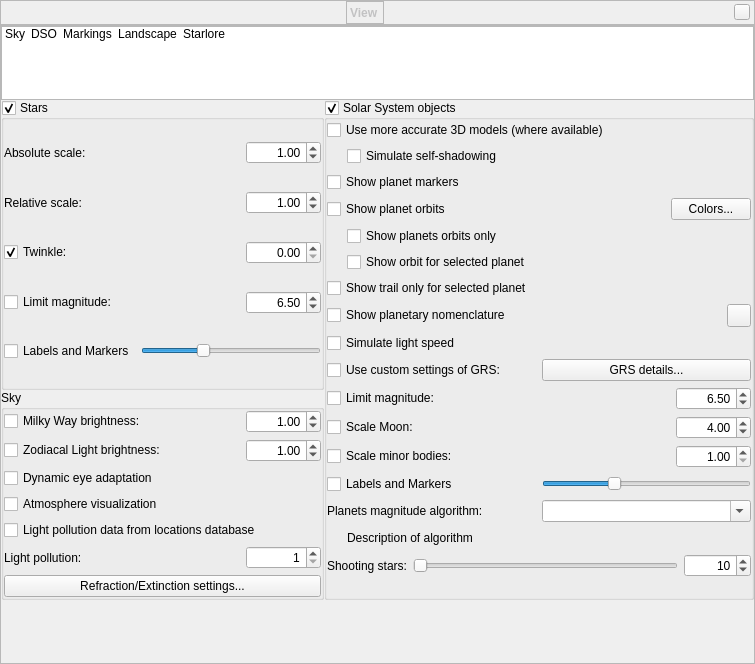
This is src/gui/viewDialog.ui in 519984307/stellarium_src as Qt 5 draws it before an edit. The edited form follows.
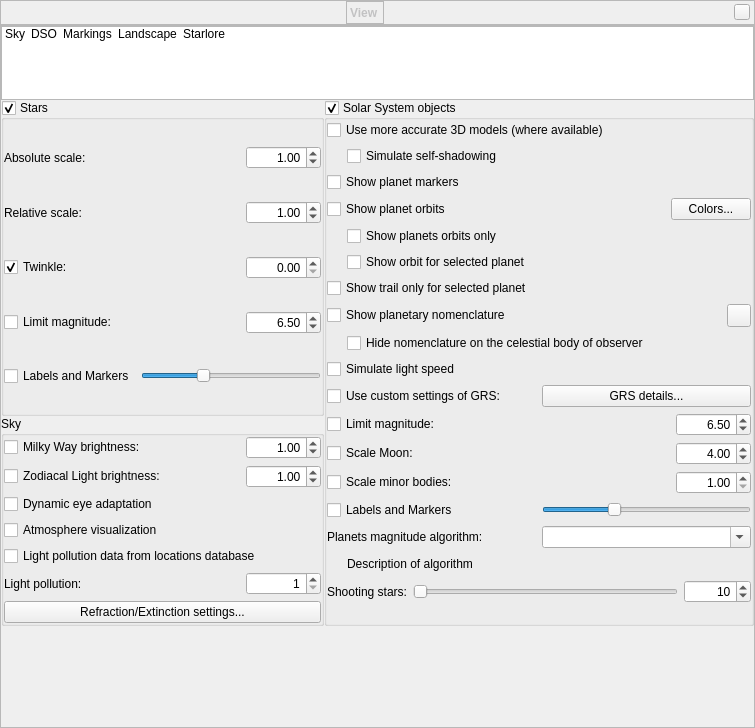
This is the edited form. Icons and pictures are not drawn. Custom widgets are drawn as their Qt base class.

Commit message: Let's allow to hide nomenclature on the celestial body of observer

```diff
--- a/src/gui/viewDialog.ui
+++ b/src/gui/viewDialog.ui
@@ -7,7 +7,7 @@
     <x>0</x>
     <y>0</y>
     <width>755</width>
-    <height>664</height>
+    <height>728</height>
    </rect>
   </property>
   <property name="font">
@@ -763,17 +763,7 @@
              <property name="bottomMargin">
               <number>0</number>
              </property>
-             <item row="10" column="0">
-              <widget class="QCheckBox" name="planetLightSpeedCheckBox">
-               <property name="toolTip">
-                <string>Activate this option to simulate the effect of real speed of light (recommended).</string>
-               </property>
-               <property name="text">
-                <string>Simulate light speed</string>
-               </property>
-              </widget>
-             </item>
-             <item row="11" column="0">
+             <item row="12" column="0">
               <layout class="QHBoxLayout" name="horizontalLayout_15">
                <item>
                 <widget class="QCheckBox" name="customGrsSettingsCheckBox">
@@ -791,7 +781,17 @@
                </item>
               </layout>
              </item>
-             <item row="19" column="0">
+             <item row="0" column="0">
+              <widget class="QCheckBox" name="planetUseObjModelsCheckBox">
+               <property name="toolTip">
+                <string/>
+               </property>
+               <property name="text">
+                <string>Use more accurate 3D models (where available)</string>
+               </property>
+              </widget>
+             </item>
+             <item row="20" column="0">
               <layout class="QGridLayout" name="gridLayout_6">
                <item row="0" column="0">
                 <widget class="QLabel" name="label_14">
@@ -880,6 +880,86 @@
                </item>
               </layout>
              </item>
+             <item row="2" column="0">
+              <widget class="QCheckBox" name="planetMarkerCheckBox">
+               <property name="text">
+                <string>Show planet markers</string>
+               </property>
+              </widget>
+             </item>
+             <item row="10" column="0">
+              <layout class="QHBoxLayout" name="horizontalLayout_13">
+               <item>
+                <spacer name="horizontalSpacer_9">
+                 <property name="orientation">
+                  <enum>Qt::Horizontal</enum>
+                 </property>
+                 <property name="sizeType">
+                  <enum>QSizePolicy::Fixed</enum>
+                 </property>
+                 <property name="sizeHint" stdset="0">
+                  <size>
+                   <width>20</width>
+                   <height>20</height>
+                  </size>
+                 </property>
+                </spacer>
+               </item>
+               <item>
+                <widget class="QCheckBox" name="hidePlanetNomenclatureCheckBox">
+                 <property name="text">
+                  <string>Hide nomenclature on the celestial body of observer</string>
+                 </property>
+                </widget>
+               </item>
+              </layout>
+             </item>
+             <item row="8" column="0">
+              <widget class="QCheckBox" name="planetIsolatedTrailsCheckBox">
+               <property name="toolTip">
+                <string>Deactivate this option if you want to see the trails for all Solar system bodies.</string>
+               </property>
+               <property name="text">
+                <string>Show trail only for selected planet</string>
+               </property>
+              </widget>
+             </item>
+             <item row="15" column="0">
+              <layout class="QHBoxLayout" name="scaleSelectedHorizontalLayout">
+               <item>
+                <widget class="QCheckBox" name="planetScaleMinorBodyCheckBox">
+                 <property name="text">
+                  <string>Scale minor bodies:</string>
+                 </property>
+                </widget>
+               </item>
+               <item>
+                <widget class="QDoubleSpinBox" name="minorBodyScaleFactor">
+                 <property name="maximumSize">
+                  <size>
+                   <width>75</width>
+                   <height>16777215</height>
+                  </size>
+                 </property>
+                 <property name="alignment">
+                  <set>Qt::AlignRight|Qt::AlignTrailing|Qt::AlignVCenter</set>
+                 </property>
+                 <property name="decimals">
+                  <number>2</number>
+                 </property>
+                 <property name="minimum">
+                  <double>1.000000000000000</double>
+                 </property>
+                 <property name="maximum">
+                  <double>100.000000000000000</double>
+                 </property>
+                 <property name="singleStep">
+                  <double>0.500000000000000</double>
+                 </property>
+                </widget>
+               </item>
+              </layout>
+             </item>
              <item row="3" column="0">
               <layout class="QHBoxLayout" name="horizontalLayout_16">
                <property name="bottomMargin">
@@ -923,64 +1003,163 @@
                </item>
               </layout>
              </item>
-             <item row="14" column="0">
-              <layout class="QHBoxLayout" name="scaleSelectedHorizontalLayout">
+             <item row="4" column="0">
+              <layout class="QHBoxLayout" name="horizontalLayout_12">
                <item>
-                <widget class="QCheckBox" name="planetScaleMinorBodyCheckBox">
-                 <property name="text">
-                  <string>Scale minor bodies:</string>
+                <spacer name="horizontalSpacer_8">
+                 <property name="orientation">
+                  <enum>Qt::Horizontal</enum>
                  </property>
-                </widget>
-               </item>
-               <item>
-                <widget class="QDoubleSpinBox" name="minorBodyScaleFactor">
-                 <property name="maximumSize">
+                 <property name="sizeType">
+                  <enum>QSizePolicy::Fixed</enum>
+                 </property>
+                 <property name="sizeHint" stdset="0">
                   <size>
-                   <width>75</width>
-                   <height>16777215</height>
+                   <width>20</width>
+                   <height>20</height>
                   </size>
                  </property>
-                 <property name="alignment">
-                  <set>Qt::AlignRight|Qt::AlignTrailing|Qt::AlignVCenter</set>
-                 </property>
-                 <property name="decimals">
-                  <number>2</number>
-                 </property>
-                 <property name="minimum">
-                  <double>1.000000000000000</double>
-                 </property>
-                 <property name="maximum">
-                  <double>100.000000000000000</double>
-                 </property>
-                 <property name="singleStep">
-                  <double>0.500000000000000</double>
+                </spacer>
+               </item>
+               <item>
+                <widget class="QCheckBox" name="planetOrbitOnlyCheckBox">
+                 <property name="text">
+                  <string>Show planets orbits only</string>
                  </property>
                 </widget>
                </item>
               </layout>
              </item>
              <item row="16" column="0">
-              <layout class="QHBoxLayout" name="horizontalLayout_6">
+              <layout class="QHBoxLayout" name="horizontalLayout_17">
                <item>
-                <widget class="QLabel" name="planetDetailsLabel">
+                <widget class="QCheckBox" name="planetLabelCheckBox">
                  <property name="text">
-                  <string>Planets magnitude algorithm:</string>
+                  <string>Labels and Markers</string>
                  </property>
                 </widget>
                </item>
                <item>
-                <widget class="QComboBox" name="planetMagnitudeAlgorithmComboBox">
-                 <property name="editable">
-                  <bool>true</bool>
+                <widget class="QSlider" name="planetsLabelsHorizontalSlider">
+                 <property name="sizePolicy">
+                  <sizepolicy hsizetype="Preferred" vsizetype="Fixed">
+                   <horstretch>0</horstretch>
+                   <verstretch>0</verstretch>
+                  </sizepolicy>
                  </property>
-                 <property name="insertPolicy">
-                  <enum>QComboBox::NoInsert</enum>
+                 <property name="minimumSize">
+                  <size>
+                   <width>180</width>
+                   <height>0</height>
+                  </size>
                  </property>
+                 <property name="value">
+                  <number>33</number>
+                 </property>
+                 <property name="orientation">
+                  <enum>Qt::Horizontal</enum>
+                 </property>
                 </widget>
                </item>
               </layout>
              </item>
-             <item row="17" column="0">
+             <item row="9" column="0">
+              <layout class="QHBoxLayout" name="horizontalLayout_9">
+               <item>
+                <widget class="QCheckBox" name="planetNomenclatureCheckBox">
+                 <property name="toolTip">
+                  <string>Show hints and labels for planetary features</string>
+                 </property>
+                 <property name="text">
+                  <string>Show planetary nomenclature</string>
+                 </property>
+                </widget>
+               </item>
+               <item>
+                <widget class="QToolButton" name="planetNomenclatureColor">
+                 <property name="toolTip">
+                  <string>Color of nomenclature labels</string>
+                 </property>
+                 <property name="text">
+                  <string/>
+                 </property>
+                </widget>
+               </item>
+              </layout>
+             </item>
+             <item row="5" column="0">
+              <layout class="QHBoxLayout" name="horizontalLayout_2">
+               <item>
+                <spacer name="horizontalSpacer_5">
+                 <property name="orientation">
+                  <enum>Qt::Horizontal</enum>
+                 </property>
+                 <property name="sizeType">
+                  <enum>QSizePolicy::Fixed</enum>
+                 </property>
+                 <property name="sizeHint" stdset="0">
+                  <size>
+                   <width>20</width>
+                   <height>20</height>
+                  </size>
+                 </property>
+                </spacer>
+               </item>
+               <item>
+                <widget class="QCheckBox" name="planetIsolatedOrbitCheckBox">
+                 <property name="toolTip">
+                  <string>Deactivate this option if you want to see orbit for selected planet and its moons.</string>
+                 </property>
+                 <property name="text">
+                  <string>Show orbit for selected planet</string>
+                 </property>
+                </widget>
+               </item>
+              </layout>
+             </item>
+             <item row="14" column="0">
+              <layout class="QHBoxLayout" name="horizontalLayout">
+               <item>
+                <widget class="QCheckBox" name="planetScaleMoonCheckBox">
+                 <property name="text">
+                  <string>Scale Moon:</string>
+                 </property>
+                </widget>
+               </item>
+               <item>
+                <widget class="QDoubleSpinBox" name="moonScaleFactor">
+                 <property name="maximumSize">
+                  <size>
+                   <width>75</width>
+                   <height>16777215</height>
+                  </size>
+                 </property>
+                 <property name="toolTip">
+                  <string>Scale factor</string>
+                 </property>
+                 <property name="alignment">
+                  <set>Qt::AlignRight|Qt::AlignTrailing|Qt::AlignVCenter</set>
+                 </property>
+                 <property name="decimals">
+                  <number>2</number>
+                 </property>
+                 <property name="minimum">
+                  <double>1.000000000000000</double>
+                 </property>
+                 <property name="maximum">
+                  <double>20.000000000000000</double>
+                 </property>
+                 <property name="singleStep">
+                  <double>0.100000000000000</double>
+                 </property>
+                 <property name="value">
+                  <double>4.000000000000000</double>
+                 </property>
+                </widget>
+               </item>
+              </layout>
+             </item>
+             <item row="18" column="0">
               <layout class="QHBoxLayout" name="horizontalLayout_3">
                <property name="topMargin">
                 <number>0</number>
@@ -1016,13 +1195,13 @@
                </item>
               </layout>
              </item>
-             <item row="8" column="0">
-              <widget class="QCheckBox" name="planetIsolatedTrailsCheckBox">
+             <item row="11" column="0">
+              <widget class="QCheckBox" name="planetLightSpeedCheckBox">
                <property name="toolTip">
                 <string>Deactivate this option if you want to see the trails for all Solar system bodies.</string>
                </property>
                <property name="text">
-                <string>Show trail only for selected planet</string>
+                <string>Simulate light speed</string>
                </property>
               </widget>
              </item>
@@ -1057,48 +1236,6 @@
               </layout>
              </item>
              <item row="13" column="0">
-              <layout class="QHBoxLayout" name="horizontalLayout">
-               <item>
-                <widget class="QCheckBox" name="planetScaleMoonCheckBox">
-                 <property name="text">
-                  <string>Scale Moon:</string>
-                 </property>
-                </widget>
-               </item>
-               <item>
-                <widget class="QDoubleSpinBox" name="moonScaleFactor">
-                 <property name="maximumSize">
-                  <size>
-                   <width>75</width>
-                   <height>16777215</height>
-                  </size>
-                 </property>
-                 <property name="toolTip">
-                  <string>Scale factor</string>
-                 </property>
-                 <property name="alignment">
-                  <set>Qt::AlignRight|Qt::AlignTrailing|Qt::AlignVCenter</set>
-                 </property>
-                 <property name="decimals">
-                  <number>2</number>
-                 </property>
-                 <property name="minimum">
-                  <double>1.000000000000000</double>
-                 </property>
-                 <property name="maximum">
-                  <double>20.000000000000000</double>
-                 </property>
-                 <property name="singleStep">
-                  <double>0.100000000000000</double>
-                 </property>
-                 <property name="value">
-                  <double>4.000000000000000</double>
-                 </property>
-                </widget>
-               </item>
-              </layout>
-             </item>
-             <item row="12" column="0">
               <layout class="QHBoxLayout" name="planetLimMagHorizontalLayout">
                <item>
                 <widget class="QCheckBox" name="planetLimitMagnitudeCheckBox">
@@ -1134,132 +1271,22 @@
                </item>
               </layout>
              </item>
-             <item row="0" column="0">
-              <widget class="QCheckBox" name="planetUseObjModelsCheckBox">
-               <property name="toolTip">
-                <string/>
-               </property>
-               <property name="text">
-                <string>Use more accurate 3D models (where available)</string>
-               </property>
-              </widget>
-             </item>
-             <item row="2" column="0">
-              <widget class="QCheckBox" name="planetMarkerCheckBox">
-               <property name="text">
-                <string>Show planet markers</string>
-               </property>
-              </widget>
-             </item>
-             <item row="15" column="0">
-              <layout class="QHBoxLayout" name="horizontalLayout_17">
+             <item row="17" column="0">
+              <layout class="QHBoxLayout" name="horizontalLayout_6">
                <item>
-                <widget class="QCheckBox" name="planetLabelCheckBox">
+                <widget class="QLabel" name="planetDetailsLabel">
                  <property name="text">
-                  <string>Labels and Markers</string>
+                  <string>Planets magnitude algorithm:</string>
                  </property>
                 </widget>
                </item>
                <item>
-                <widget class="QSlider" name="planetsLabelsHorizontalSlider">
-                 <property name="sizePolicy">
-                  <sizepolicy hsizetype="Preferred" vsizetype="Fixed">
-                   <horstretch>0</horstretch>
-                   <verstretch>0</verstretch>
-                  </sizepolicy>
+                <widget class="QComboBox" name="planetMagnitudeAlgorithmComboBox">
+                 <property name="editable">
+                  <bool>true</bool>
                  </property>
-                 <property name="minimumSize">
-                  <size>
-                   <width>180</width>
-                   <height>0</height>
-                  </size>
-                 </property>
-                 <property name="value">
-                  <number>33</number>
-                 </property>
-                 <property name="orientation">
-                  <enum>Qt::Horizontal</enum>
-                 </property>
-                </widget>
-               </item>
-              </layout>
-             </item>
-             <item row="5" column="0">
-              <layout class="QHBoxLayout" name="horizontalLayout_2">
-               <item>
-                <spacer name="horizontalSpacer_5">
-                 <property name="orientation">
-                  <enum>Qt::Horizontal</enum>
-                 </property>
-                 <property name="sizeType">
-                  <enum>QSizePolicy::Fixed</enum>
-                 </property>
-                 <property name="sizeHint" stdset="0">
-                  <size>
-                   <width>20</width>
-                   <height>20</height>
-                  </size>
-                 </property>
-                </spacer>
-               </item>
-               <item>
-                <widget class="QCheckBox" name="planetIsolatedOrbitCheckBox">
-                 <property name="toolTip">
-                  <string>Deactivate this option if you want to see orbit for selected planet and its moons.</string>
-                 </property>
-                 <property name="text">
-                  <string>Show orbit for selected planet</string>
-                 </property>
-                </widget>
-               </item>
-              </layout>
-             </item>
-             <item row="9" column="0">
-              <layout class="QHBoxLayout" name="horizontalLayout_9">
-               <item>
-                <widget class="QCheckBox" name="planetNomenclatureCheckBox">
-                 <property name="toolTip">
-                  <string>Show hints and labels for planetary features</string>
-                 </property>
-                 <property name="text">
-                  <string>Show planetary nomenclature</string>
-                 </property>
-                </widget>
-               </item>
-               <item>
-                <widget class="QToolButton" name="planetNomenclatureColor">
-                 <property name="toolTip">
-                  <string>Color of nomenclature labels</string>
-                 </property>
-                 <property name="text">
-                  <string/>
-                 </property>
-                </widget>
-               </item>
-              </layout>
-             </item>
-             <item row="4" column="0">
-              <layout class="QHBoxLayout" name="horizontalLayout_12">
-               <item>
-                <spacer name="horizontalSpacer_8">
-                 <property name="orientation">
-                  <enum>Qt::Horizontal</enum>
-                 </property>
-                 <property name="sizeType">
-                  <enum>QSizePolicy::Fixed</enum>
-                 </property>
-                 <property name="sizeHint" stdset="0">
-                  <size>
-                   <width>20</width>
-                   <height>20</height>
-                  </size>
-                 </property>
-                </spacer>
-               </item>
-               <item>
-                <widget class="QCheckBox" name="planetOrbitOnlyCheckBox">
-                 <property name="text">
-                  <string>Show planets orbits only</string>
+                 <property name="insertPolicy">
+                  <enum>QComboBox::NoInsert</enum>
                  </property>
                 </widget>
                </item>
```
Left out of the diff: 2 changed lines with no effect on the pictures. The commit also changes 6 other files.
